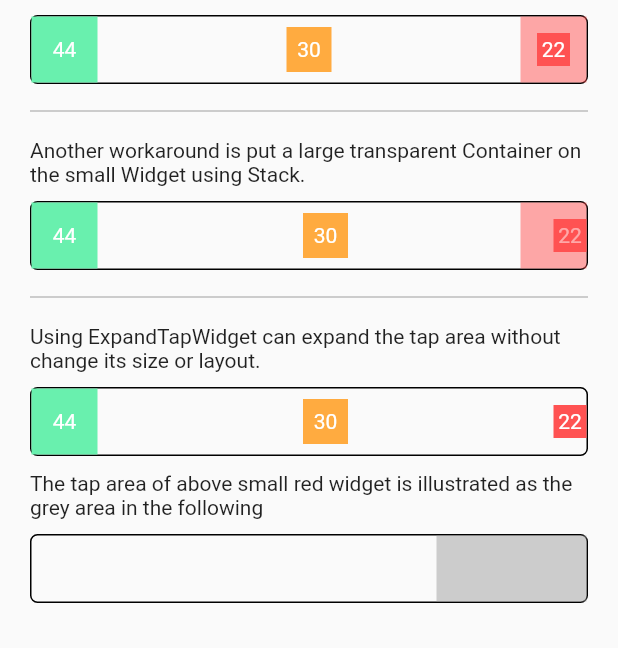
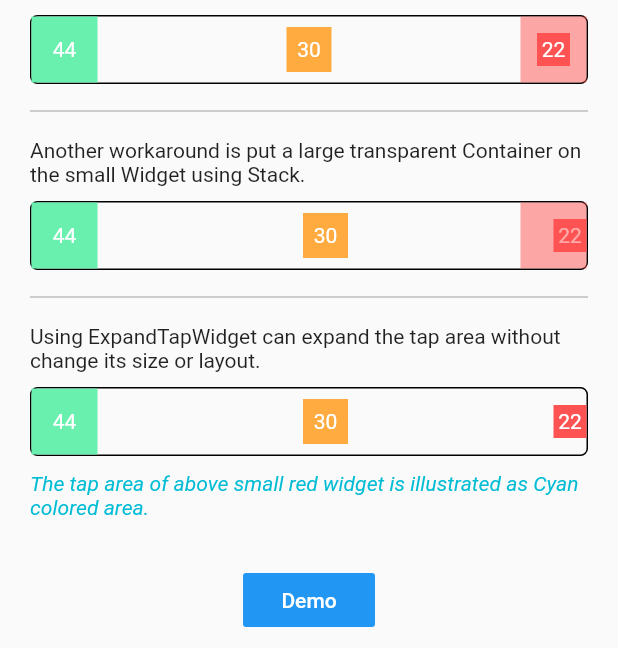
Before and after one commit to malikwang/expand_tap_area, a Flutter app: the screen it shows after launch, on a phone screen of 412 x 824 dp, the part 588-1236 px from its top. Run offline on Flutter 3.47's test engine with Material 2 defaults, Android fonts, the phone set to English and light mode, and no system bars; our stand-ins replace fluttertoast.

Commit message:
Add debugPaintExpandAreaEnabled flag.

```diff
--- a/example/lib/main.dart
+++ b/example/lib/main.dart
@@ -1,8 +1,10 @@
 import 'package:expand_tap_area/expand_tap_area.dart';
+import 'package:flutter/foundation.dart';
 import 'package:flutter/material.dart';
 import 'package:fluttertoast/fluttertoast.dart';
 
 void main() {
+  debugPaintExpandAreaEnabled = true;
   runApp(MyApp());
 }
 
@@ -271,26 +273,10 @@ class _MyHomePageState extends State<MyHomePage> {
           Padding(
             padding: const EdgeInsets.only(top: 10),
             child: Text(
-                'The tap area of above small red widget is illustrated as the grey area in the following'),
-          ),
-          Padding(
-            padding: const EdgeInsets.only(top: 10),
-            child: Container(
-              width: double.infinity,
-              decoration: BoxDecoration(
-                borderRadius: BorderRadius.all(
-                  Radius.circular(5),
-                ),
-                border: Border.all(
-                  color: Colors.black,
-                  width: 1,
-                ),
-              ),
-              alignment: Alignment.centerRight,
-              child: Container(
-                width: 100,
-                height: 44,
-                color: Colors.grey.withOpacity(0.5),
+              'The tap area of above small red widget is illustrated as Cyan colored area.',
+              style: TextStyle(
+                fontStyle: FontStyle.italic,
+                color: Colors.cyan,
               ),
             ),
           ),
@@ -376,7 +362,7 @@ class DemoPage extends StatelessWidget {
                       width: double.infinity,
                       margin: EdgeInsets.symmetric(vertical: 10),
                       child: Text(
-                        "The grey area in the following examples is only used to illustrate the expand area.",
+                        "The Cyan colored area is used to illustrate the expand area. The size of all the following bigger Container is 100 * 100.",
                         style: TextStyle(fontStyle: FontStyle.italic),
                       ),
                     ),
@@ -388,7 +374,6 @@ class DemoPage extends StatelessWidget {
                     ),
                     Container(
                       alignment: Alignment.center,
-                      color: Colors.grey.withOpacity(0.2),
                       width: 100,
                       height: 100,
                       child: ExpandTapWidget(
@@ -405,13 +390,12 @@ class DemoPage extends StatelessWidget {
                       width: double.infinity,
                       margin: EdgeInsets.symmetric(vertical: 10),
                       child: Text(
-                        "Notice: \nThe expand tap area won't exceed the size of parent box.In this case, tapPadding is EdgeInsets.all(100).",
+                        "Notice: \nThe expand tap area won't exceed the size of parent box. In this case, tapPadding is EdgeInsets.all(100).",
                         style: TextStyle(fontWeight: FontWeight.w600),
                       ),
                     ),
                     Container(
                       alignment: Alignment.center,
-                      color: Colors.grey.withOpacity(0.2),
                       width: 100,
                       height: 100,
                       child: ExpandTapWidget(
@@ -439,7 +423,6 @@ class DemoPage extends StatelessWidget {
                         color: Colors.yellow,
                         child: Container(
                           alignment: Alignment.center,
-                          color: Colors.grey.withOpacity(0.5),
                           width: 70,
                           height: 70,
                           child: ExpandTapWidget(
@@ -462,7 +445,6 @@ class DemoPage extends StatelessWidget {
                     ),
                     Container(
                       alignment: Alignment.center,
-                      color: Colors.grey.withOpacity(0.2),
                       width: 100,
                       height: 100,
                       child: ExpandTapWidget(
--- a/pubspec.yaml
+++ b/pubspec.yaml
@@ -3,7 +3,7 @@ description: Manually expand the tap area of a widget without changing its size
 repository: https://github.com/malikwang/expand_tap_area
 homepage: https://github.com/malikwang/expand_tap_area
 
-version: 1.0.0
+version: 1.0.1
 
 environment:
   sdk: ">=2.7.0 <3.0.0"
```
Also changed, not shown: lib/src/expand_tap_area.dart (+40 -0 lines), images/1.png (added), images/2.png (added), 3 other files.
